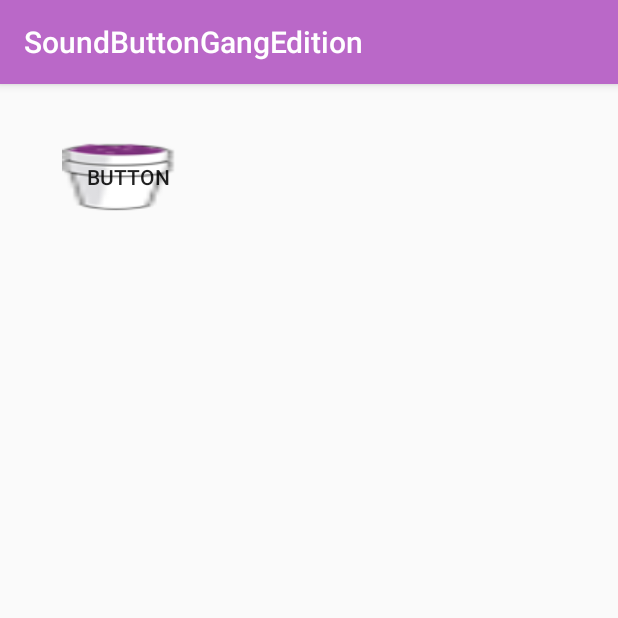
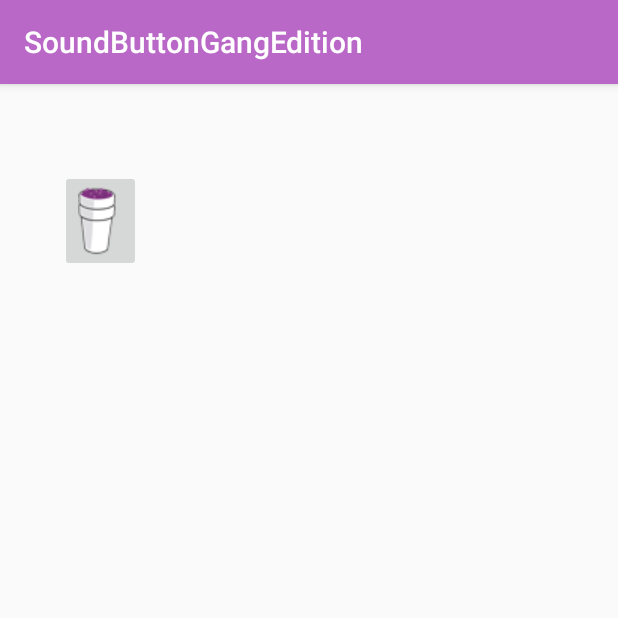
Before and after one commit to MatteoMartinelliMM/NomeIndefinito, an Android app: the TrapStarActivity screen opened directly, with no data from a screen before it, on a phone screen of 412 x 824 dp, the top half of it. Run offline under Robolectric (Android 15) with nearby library versions, the phone set to English and light mode, and no system bars.

Commit message:
aggiunte le dir mvc

```diff
--- /dev/null
+++ b/app/src/main/java/com/xtini/mimalo/soundbuttongangedition/Control/ButtonResViewAdapter.java
@@ -0,0 +1,8 @@
+package com.xtini.mimalo.soundbuttongangedition.Control;
+
+/**
+ * Created by Teo on 03/02/2018.
+ */
+
+public class ButtonResViewAdapter {
+}
--- /dev/null
+++ b/app/src/main/java/com/xtini/mimalo/soundbuttongangedition/Model/TrapStar.java
@@ -0,0 +1,8 @@
+package com.xtini.mimalo.soundbuttongangedition.Model;
+
+/**
+ * Created by Teo on 03/02/2018.
+ */
+
+public class TrapStar {
+}
--- a/app/src/main/res/layout/activity_trap_star.xml
+++ b/app/src/main/res/layout/activity_trap_star.xml
@@ -6,16 +6,15 @@
     android:layout_height="match_parent"
     tools:context="com.xtini.mimalo.soundbuttongangedition.View.TrapStarActivity">
 
-    <Button
-        android:id="@+id/button"
+    <ImageButton
+        android:id="@+id/imageButton2"
         android:layout_width="wrap_content"
         android:layout_height="wrap_content"
         android:layout_alignParentLeft="true"
         android:layout_alignParentStart="true"
         android:layout_alignParentTop="true"
-        android:layout_marginLeft="41dp"
-        android:layout_marginStart="41dp"
-        android:layout_marginTop="38dp"
-        android:background="@drawable/coedine_button_3"
-        android:text="Button" />
+        android:layout_marginLeft="40dp"
+        android:layout_marginStart="40dp"
+        android:layout_marginTop="57dp"
+        app:srcCompat="@drawable/coedine_button_3" />
 </RelativeLayout>
```
